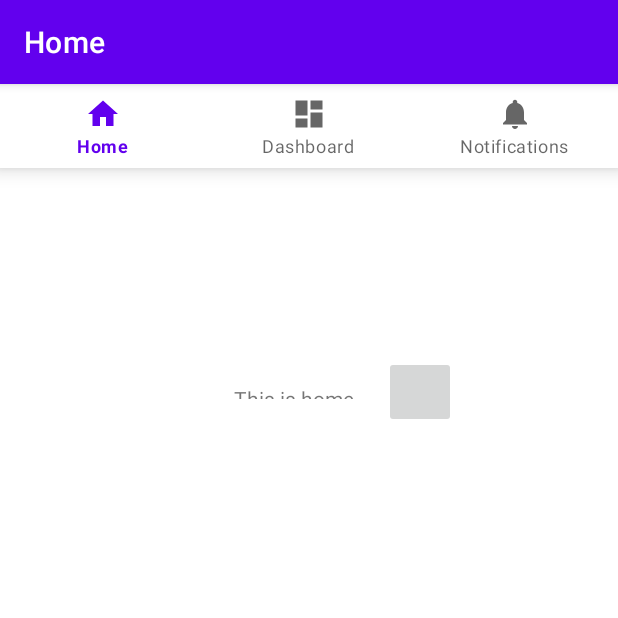
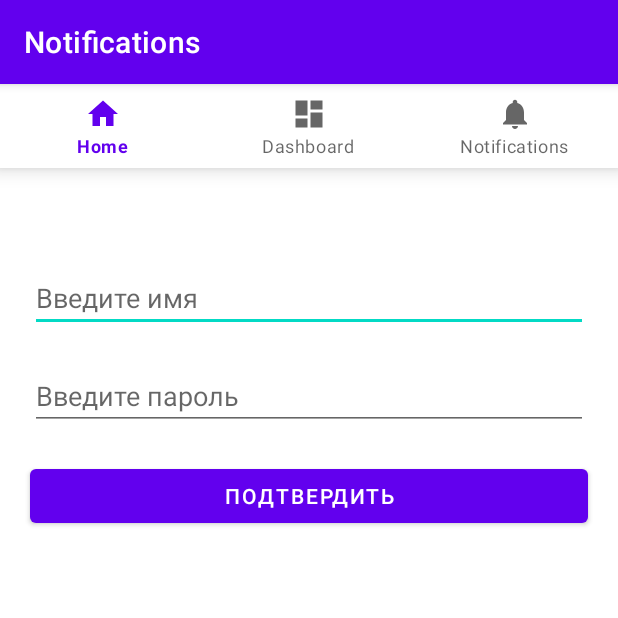
Before and after one commit to Olegan04/TP_2024, an Android app: the screen it shows after launch (MainActivity), on a phone screen of 412 x 824 dp, the top half of it. Run offline under Robolectric (Android 15) with nearby library versions, the phone set to English and light mode, and no system bars; our stand-ins replace navigation-ui.

Commit message:
Создал тестовую форму регистрации

```diff
--- a/PushUpTrecker/app/src/main/java/com/example/pushuptrecker/MainActivity.java
+++ b/PushUpTrecker/app/src/main/java/com/example/pushuptrecker/MainActivity.java
@@ -27,7 +27,8 @@ public class MainActivity extends AppCompatActivity {
         // Passing each menu ID as a set of Ids because each
         // menu should be considered as top level destinations.
         AppBarConfiguration appBarConfiguration = new AppBarConfiguration.Builder(
-                R.id.navigation_profile, R.id.navigation_rating, R.id.navigation_training)
+                R.id.navigation_profile, R.id.navigation_rating,
+                R.id.navigation_training, R.id.navigation_registration)
                 .build();
         NavController navController = Navigation.findNavController(this, R.id.nav_host_fragment_activity_main);
         NavigationUI.setupActionBarWithNavController(this, navController, appBarConfiguration);
--- /dev/null
+++ b/PushUpTrecker/app/src/main/java/com/example/pushuptrecker/ui/registration_form/RegistrationFragment.java
@@ -0,0 +1,69 @@
+package com.example.pushuptrecker.ui.registration_form;
+
+import android.app.Application;
+import android.content.DialogInterface;
+import android.os.Bundle;
+import android.text.TextUtils;
+import android.util.Log;
+import android.view.LayoutInflater;
+import android.view.View;
+import android.view.ViewGroup;
+import android.widget.Button;
+import android.widget.EditText;
+import android.widget.TextView;
+import android.widget.Toast;
+
+import androidx.annotation.NonNull;
+import androidx.fragment.app.Fragment;
+import androidx.lifecycle.ViewModelProvider;
+
+import com.example.pushuptrecker.MainActivity;
+import com.example.pushuptrecker.R;
+import com.example.pushuptrecker.databinding.FragmentRegistrationFormBinding;
+
+public class RegistrationFragment extends Fragment {
+    private EditText userNameEdit, passwordEdit;
+    private Button submitBtn;
+
+    private FragmentRegistrationFormBinding binding;
+
+    public View onCreateView(@NonNull LayoutInflater inflater,
+                             ViewGroup container, Bundle savedInstanceState) {
+        RegistrationViewModel registrationViewModel =
+                new ViewModelProvider(this).get(RegistrationViewModel.class);
+
+        binding = FragmentRegistrationFormBinding.inflate(inflater, container, false);
+        View root = binding.getRoot();
+
+        submitBtn = root.findViewById(R.id.idBtnSubmit);
+        userNameEdit = root.findViewById(R.id.idEditUserName);
+        passwordEdit = root.findViewById(R.id.idEditPassword);
+        submitBtn.setOnClickListener(new View.OnClickListener() {
+            @Override
+            public void onClick(View v) {
+                String userName = userNameEdit.getText().toString();
+                String password = passwordEdit.getText().toString();
+
+                // checking if the entered text is empty or not.
+                if (TextUtils.isEmpty(userName) && TextUtils.isEmpty(password)) {
+                    Toast.makeText(root.getContext(), "Please enter user name and password", Toast.LENGTH_SHORT).show();
+                }
+
+                // calling a method to register a user.
+                registerUser(userName, password);
+            }
+        });
+        return root;
+    }
+
+    public void registerUser(String name, String password){
+
+        Log.i("Registry",String.format("New User:\n\tName: %s\n Password: %s", name, password));
+    }
+
+    @Override
+    public void onDestroyView() {
+        super.onDestroyView();
+        binding = null;
+    }
+}
--- /dev/null
+++ b/PushUpTrecker/app/src/main/java/com/example/pushuptrecker/ui/registration_form/RegistrationViewModel.java
@@ -0,0 +1,18 @@
+package com.example.pushuptrecker.ui.registration_form;
+
+import androidx.lifecycle.LiveData;
+import androidx.lifecycle.MutableLiveData;
+import androidx.lifecycle.ViewModel;
+
+public class RegistrationViewModel extends ViewModel {
+    private final MutableLiveData<String> mText;
+
+    public RegistrationViewModel() {
+        mText = new MutableLiveData<>();
+        mText.setValue("This is notifications fragment");
+    }
+
+    public LiveData<String> getText() {
+        return mText;
+    }
+}
--- /dev/null
+++ b/PushUpTrecker/app/src/main/res/layout/fragment_registration_form.xml
@@ -0,0 +1,39 @@
+<?xml version="1.0" encoding="utf-8"?>
+<androidx.constraintlayout.widget.ConstraintLayout xmlns:android="http://schemas.android.com/apk/res/android"
+    xmlns:app="http://schemas.android.com/apk/res-auto"
+    xmlns:tools="http://schemas.android.com/tools"
+    android:layout_width="match_parent"
+    android:layout_height="match_parent"
+    tools:context=".ui.rating.RatingFragment"
+    android:layout_marginTop="100dp">
+
+
+    <EditText
+        android:id="@+id/idEditUserName"
+        android:layout_width="match_parent"
+        android:layout_height="wrap_content"
+        app:layout_constraintTop_toTopOf="parent"
+        android:layout_marginVertical="20dp"
+        android:layout_marginHorizontal="20dp"
+        android:hint="Введите имя"
+        android:inputType="text" />
+    <EditText
+        android:id="@+id/idEditPassword"
+        android:layout_width="match_parent"
+        android:layout_height="wrap_content"
+        app:layout_constraintTop_toBottomOf="@+id/idEditUserName"
+        android:layout_marginVertical="20dp"
+        android:layout_marginHorizontal="20dp"
+        android:hint="Введите пароль"
+        android:inputType="textPassword" />
+    <Button
+        android:id="@+id/idBtnSubmit"
+        android:layout_width="match_parent"
+        android:layout_height="wrap_content"
+        android:text="Подтвердить"
+        app:layout_constraintTop_toBottomOf="@+id/idEditPassword"
+        android:layout_marginVertical="20dp"
+        android:layout_marginHorizontal="20dp" />
+
+
+</androidx.constraintlayout.widget.ConstraintLayout>
--- a/PushUpTrecker/app/src/main/res/navigation/mobile_navigation.xml
+++ b/PushUpTrecker/app/src/main/res/navigation/mobile_navigation.xml
@@ -3,7 +3,7 @@
     xmlns:app="http://schemas.android.com/apk/res-auto"
     xmlns:tools="http://schemas.android.com/tools"
     android:id="@+id/mobile_navigation"
-    app:startDestination="@+id/navigation_profile">
+    app:startDestination="@+id/navigation_registration">
 
     <fragment
         android:id="@+id/navigation_profile"
@@ -22,4 +22,9 @@
         android:name="com.example.pushuptrecker.ui.training.TrainingFragment"
         android:label="@string/title_training"
         tools:layout="@layout/fragment_training" />
+    <fragment
+        android:id="@+id/navigation_registration"
+        android:name="com.example.pushuptrecker.ui.registration_form.RegistrationFragment"
+        android:label="@string/title_training"
+        tools:layout="@layout/fragment_training" />
 </navigation>
```
